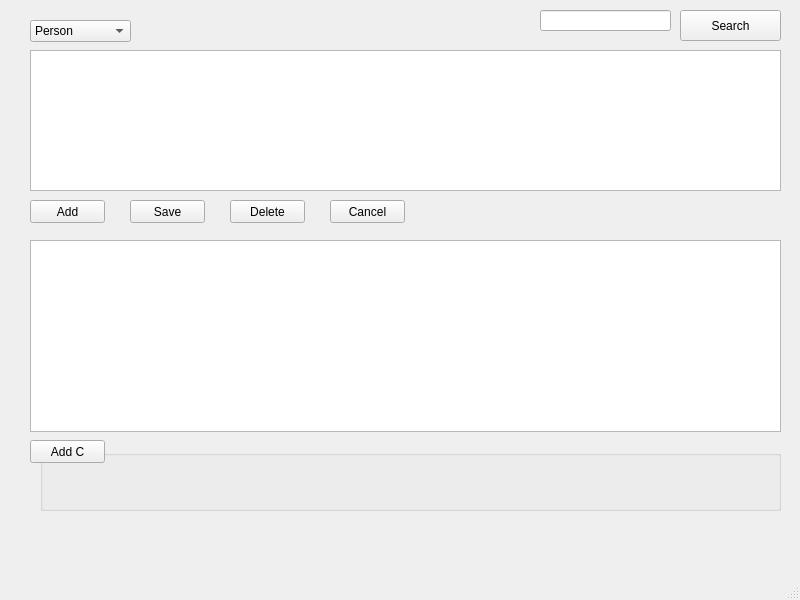
Above: gui.ui from annakrih/T113VLN1-3 before the change. Below: the same form after it.
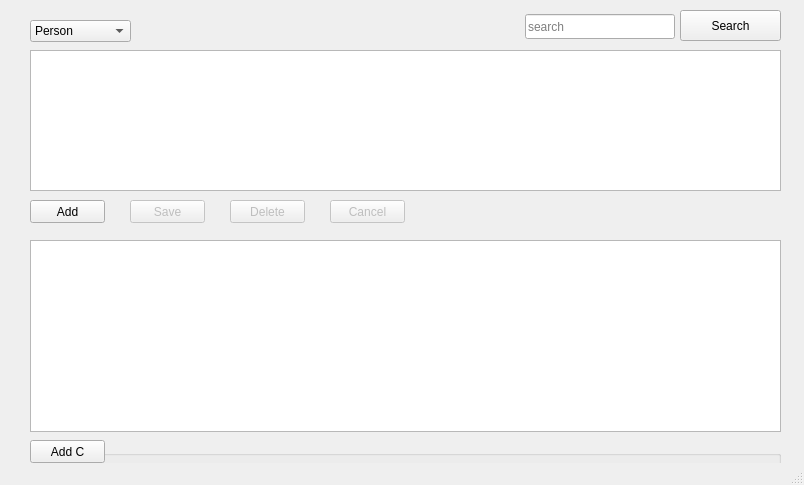
That is the form after the change.

Patch:
```diff
--- a/gui.ui
+++ b/gui.ui
@@ -6,8 +6,8 @@
    <rect>
     <x>0</x>
     <y>0</y>
-    <width>800</width>
-    <height>600</height>
+    <width>804</width>
+    <height>485</height>
    </rect>
   </property>
   <property name="windowTitle">
@@ -49,7 +49,10 @@
      <string>Add</string>
     </property>
    </widget>
-   <widget class="QPushButton" name="savePerson">
+   <widget class="QPushButton" name="saveButton">
+    <property name="enabled">
+     <bool>false</bool>
+    </property>
     <property name="geometry">
      <rect>
       <x>130</x>
@@ -62,7 +65,10 @@
      <string>Save</string>
     </property>
    </widget>
-   <widget class="QPushButton" name="deletePerson">
+   <widget class="QPushButton" name="deleteButton">
+    <property name="enabled">
+     <bool>false</bool>
+    </property>
     <property name="geometry">
      <rect>
       <x>230</x>
@@ -75,7 +81,10 @@
      <string>Delete</string>
     </property>
    </widget>
-   <widget class="QPushButton" name="peopleRevert">
+   <widget class="QPushButton" name="revertButton">
+    <property name="enabled">
+     <bool>false</bool>
+    </property>
     <property name="geometry">
      <rect>
       <x>330</x>
@@ -124,12 +133,15 @@
    <widget class="QLineEdit" name="searchInput">
     <property name="geometry">
      <rect>
-      <x>540</x>
-      <y>10</y>
-      <width>131</width>
-      <height>21</height>
+      <x>525</x>
+      <y>14</y>
+      <width>150</width>
+      <height>25</height>
      </rect>
     </property>
+    <property name="placeholderText">
+     <string>search</string>
+    </property>
    </widget>
    <widget class="QTableView" name="tableView_2">
     <property name="geometry">
```
Left out of the diff: 4 changed lines with no effect on the pictures.
